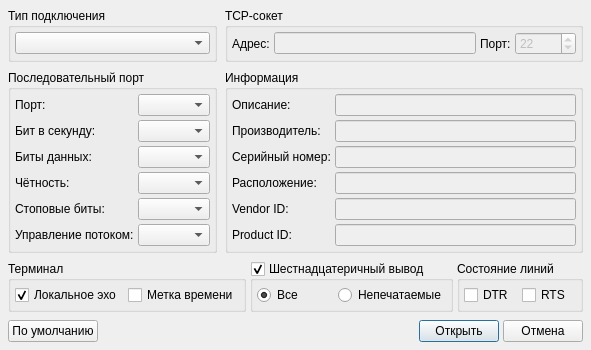
This is src/settings.ui in b-oleg/UniTerm as Qt 5 draws it before an edit. The edited form follows.
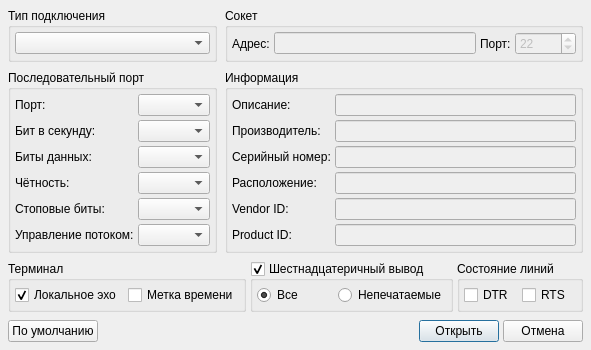
This is the edited form.

Commit message: add udp in settings

```diff
--- a/src/settings.ui
+++ b/src/settings.ui
@@ -488,7 +488,7 @@
    <item row="0" column="1">
     <widget class="QGroupBox" name="groupBoxSocket">
      <property name="title">
-      <string>TCP-сокет</string>
+      <string>Сокет</string>
      </property>
      <layout class="QHBoxLayout" name="horizontalLayout_7">
       <property name="spacing">
```
The commit also changes 2 other files.
